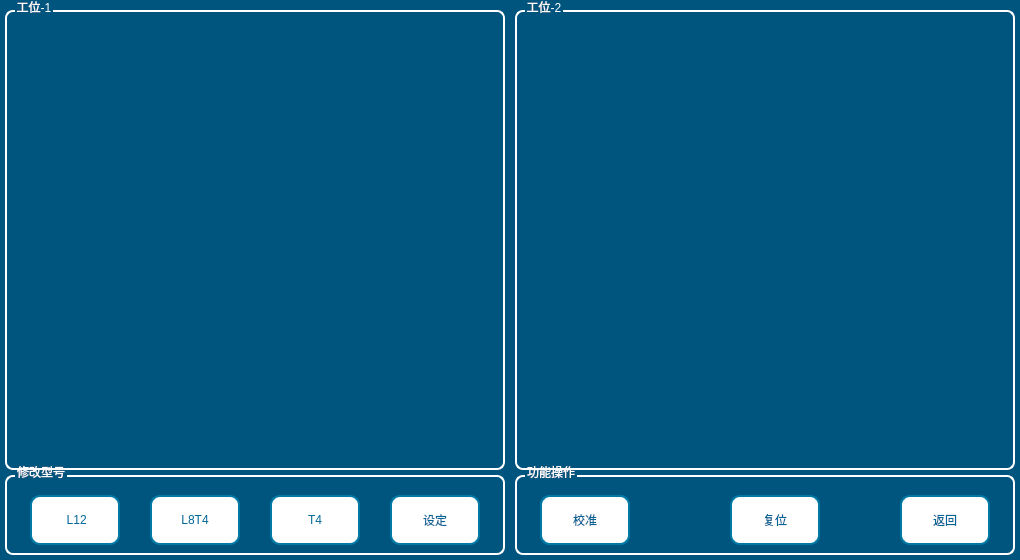
Qt form InspectionTooling/Node_EF/node_ef.ui (Micheal1022/HostAppProject) before a commit.
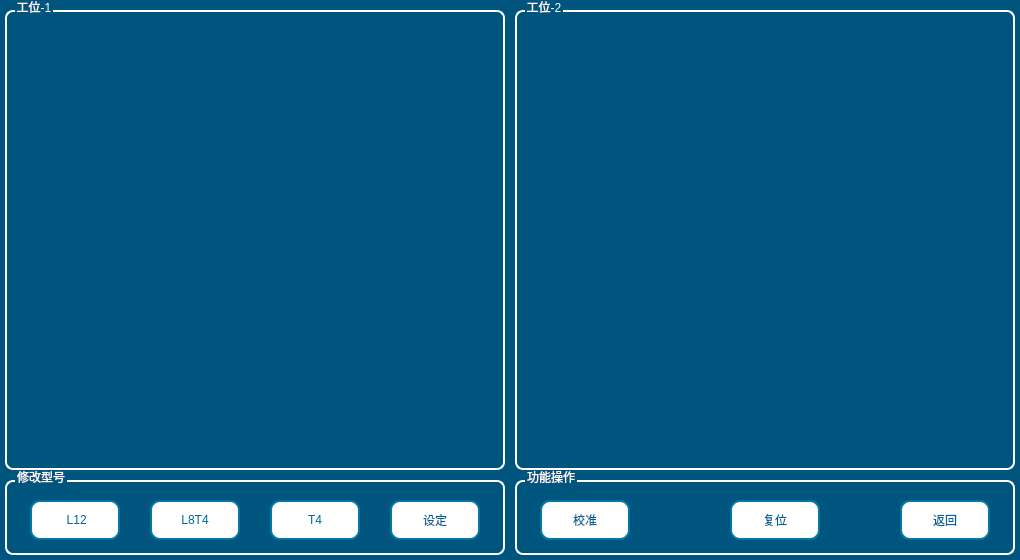
The same form after that commit.

```diff
--- a/InspectionTooling/Node_EF/node_ef.ui
+++ b/InspectionTooling/Node_EF/node_ef.ui
@@ -52,9 +52,9 @@
    <property name="geometry">
     <rect>
      <x>515</x>
-     <y>455</y>
+     <y>460</y>
      <width>500</width>
-     <height>100</height>
+     <height>95</height>
     </rect>
    </property>
    <property name="title">
@@ -66,7 +66,7 @@
       <x>215</x>
       <y>40</y>
       <width>90</width>
-      <height>50</height>
+      <height>40</height>
      </rect>
     </property>
     <property name="text">
@@ -79,7 +79,7 @@
       <x>25</x>
       <y>40</y>
       <width>90</width>
-      <height>50</height>
+      <height>40</height>
      </rect>
     </property>
     <property name="text">
@@ -92,7 +92,7 @@
       <x>385</x>
       <y>40</y>
       <width>90</width>
-      <height>50</height>
+      <height>40</height>
      </rect>
     </property>
     <property name="text">
@@ -105,7 +105,7 @@
       <x>25</x>
       <y>40</y>
       <width>90</width>
-      <height>50</height>
+      <height>40</height>
      </rect>
     </property>
     <property name="text">
@@ -133,9 +133,9 @@
    <property name="geometry">
     <rect>
      <x>5</x>
-     <y>455</y>
+     <y>460</y>
      <width>500</width>
-     <height>100</height>
+     <height>95</height>
     </rect>
    </property>
    <property name="title">
@@ -147,7 +147,7 @@
       <x>385</x>
       <y>40</y>
       <width>90</width>
-      <height>50</height>
+      <height>40</height>
      </rect>
     </property>
     <property name="text">
@@ -160,7 +160,7 @@
       <x>265</x>
       <y>40</y>
       <width>90</width>
-      <height>50</height>
+      <height>40</height>
      </rect>
     </property>
     <property name="text">
@@ -173,7 +173,7 @@
       <x>145</x>
       <y>40</y>
       <width>90</width>
-      <height>50</height>
+      <height>40</height>
      </rect>
     </property>
     <property name="text">
@@ -186,7 +186,7 @@
       <x>25</x>
       <y>40</y>
       <width>90</width>
-      <height>50</height>
+      <height>40</height>
      </rect>
     </property>
     <property name="text">
```
